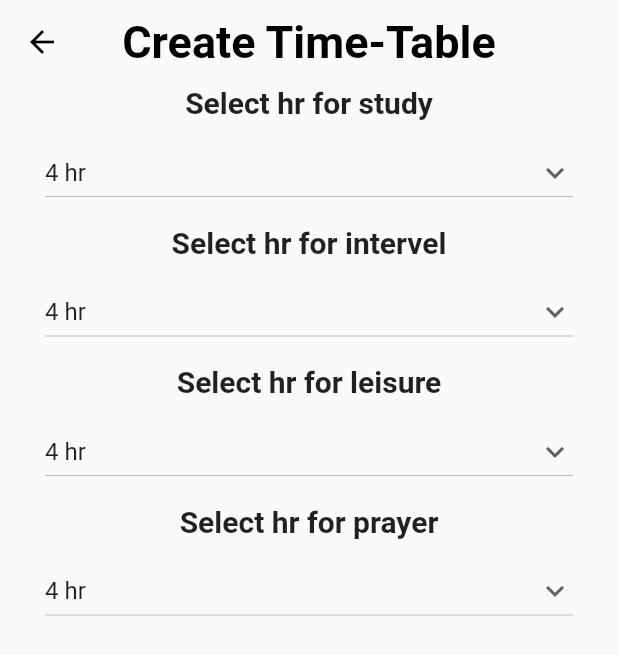
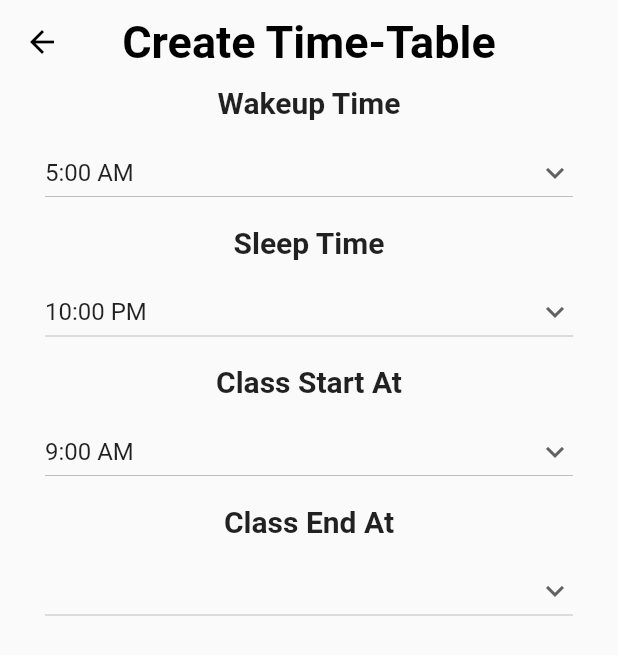
Before and after one commit to shadirvan/aira, a Flutter app: the timetable_screens screen opened directly, on a phone screen of 412 x 824 dp. Shown: the top 655 px of the screen. Run offline on Flutter 3.47's test engine with Material 2 defaults, Android fonts, the light colour scheme and no system bars; our stand-ins replace flutter_dotenv; network calls fail.

Commit message:
time table screen half setup

```diff
--- a/lib/screens/question_list.dart
+++ b/lib/screens/question_list.dart
@@ -28,7 +28,7 @@ class QuestionListScreen extends StatelessWidget {
       ),
       body: Center(
         child: ListView.builder(
-          padding: EdgeInsets.all(10),
+          padding: const EdgeInsets.all(10),
           itemCount: questions.length,
           itemBuilder: (context, index) {
             return ListTile(
--- a/lib/screens/time_table_screen.dart
+++ b/lib/screens/time_table_screen.dart
@@ -8,22 +8,70 @@ class timetable_screens extends StatefulWidget {
 }
 
 class _timetable_screensState extends State<timetable_screens> {
-  String dropdownvalue_study = '4 hr';
-  String dropdownvalue_intervel = '4 hr';
-  String dropdownvalue_lunch = '4 hr';
+  String wakeTime = '5:00 AM';
+  String sleepTime = '10:00 PM';
+  String classStartTime = '9:00 AM';
+  String classEndTime = '9:00 AM';
+
   String dropdownvalue_prayer = '4 hr';
-  var items = [
-    '4 hr',
-    '5 hr',
-    '6 hr',
-    '7 hr',
-    '8 hr',
+  var WakingTimes = [
+    '5:00 AM',
+    '5:30 AM',
+    '6:00 AM',
+    '6:30 AM',
+    '7:00 AM',
+    '7:30 AM',
+    '8:00 AM',
+    '8:30 AM',
+    '9:00 AM',
+  ];
+  var sleepingTimes = [
+    '8:00 PM',
+    '8:30 PM',
+    '9:00 PM',
+    '9:30 PM',
+    '10:00 PM',
+    '10:30 PM',
+    '11:00 PM',
+    '11:30 PM',
+    '12:00 PM',
+    '12:30 PM',
+    '1:00 PM',
+    '1:30 PM',
+    '2:00 PM',
+  ];
+
+  var classStartTimes = [
+    '7:00 AM',
+    '7:30 AM',
+    '8:00 AM',
+    '8:30 AM',
+    '9:00 AM',
+    '8:30 AM',
+    '10:00 AM',
+    '10:30 AM',
+    '11:00 AM',
+    '11:30 AM',
+  ];
+  var classEndTimes = [
+    '2:00 PM',
+    '2:30 PM',
+    '3:00 PM',
+    '3:30 PM',
+    '4:00 PM',
+    '4:30 PM',
+    '5:00 PM',
+    '5:30 PM',
+    '6:00 PM',
+    '6:30 PM',
+    '7:00 PM',
+    '7:30 PM',
   ];
 
   Widget build(BuildContext context) {
     return Scaffold(
       appBar: AppBar(
-        title: Text(
+        title: const Text(
           'Create Time-Table',
           style: TextStyle(
               fontSize: 30, fontWeight: FontWeight.bold, color: Colors.black),
@@ -45,10 +93,10 @@ class _timetable_screensState extends State<timetable_screens> {
         child: Column(
           crossAxisAlignment: CrossAxisAlignment.center,
           children: [
-            Padding(
-              padding: const EdgeInsets.symmetric(horizontal: 30, vertical: 1),
+            const Padding(
+              padding: EdgeInsets.symmetric(horizontal: 30, vertical: 1),
               child: Text(
-                'Select hr for study',
+                'Wakeup Time',
                 style: TextStyle(
                   fontWeight: FontWeight.bold,
                   fontSize: 20.0,
@@ -56,18 +104,18 @@ class _timetable_screensState extends State<timetable_screens> {
               ),
             ),
             Padding(
-              padding: EdgeInsets.symmetric(horizontal: 30, vertical: 10),
+              padding: const EdgeInsets.symmetric(horizontal: 30, vertical: 10),
               child: Center(
                 child: DropdownButton(
                   isExpanded: true,
                   // Initial Value
-                  value: dropdownvalue_study,
+                  value: wakeTime,
 
                   // Down Arrow Icon
                   icon: const Icon(Icons.keyboard_arrow_down),
 
                   // Array list of items
-                  items: items.map((String items) {
+                  items: WakingTimes.map((String items) {
                     return DropdownMenuItem(
                       value: items,
                       child: Text(items),
@@ -76,7 +124,7 @@ class _timetable_screensState extends State<timetable_screens> {
 
                   onChanged: (String? newValue) {
                     setState(() {
-                      dropdownvalue_study = newValue!;
+                      wakeTime = newValue!;
                     });
                   },
                 ),
@@ -85,7 +133,7 @@ class _timetable_screensState extends State<timetable_screens> {
             Padding(
               padding: const EdgeInsets.symmetric(horizontal: 30, vertical: 1),
               child: Text(
-                'Select hr for intervel',
+                'Sleep Time',
                 style: TextStyle(
                   fontWeight: FontWeight.bold,
                   fontSize: 20.0,
@@ -98,13 +146,13 @@ class _timetable_screensState extends State<timetable_screens> {
                 // Initial Value
                 isExpanded: true,
 
-                value: dropdownvalue_intervel,
+                value: sleepTime,
 
                 // Down Arrow Icon
                 icon: const Icon(Icons.keyboard_arrow_down),
 
                 // Array list of items
-                items: items.map((String items) {
+                items: sleepingTimes.map((String items) {
                   return DropdownMenuItem(
                     value: items,
                     child: Text(items),
@@ -113,7 +161,7 @@ class _timetable_screensState extends State<timetable_screens> {
 
                 onChanged: (String? newValue) {
                   setState(() {
-                    dropdownvalue_intervel = newValue!;
+                    sleepTime = newValue!;
                   });
                 },
               ),
@@ -121,7 +169,7 @@ class _timetable_screensState extends State<timetable_screens> {
             Padding(
               padding: const EdgeInsets.symmetric(horizontal: 30, vertical: 1),
               child: Text(
-                'Select hr for leisure',
+                'Class Start At',
                 style: TextStyle(
                   fontWeight: FontWeight.bold,
                   fontSize: 20.0,
@@ -133,13 +181,13 @@ class _timetable_screensState extends State<timetable_screens> {
               child: DropdownButton(
                 isExpanded: true,
                 // Initial Value
-                value: dropdownvalue_lunch,
+                value: classStartTime,
 
                 // Down Arrow Icon
                 icon: const Icon(Icons.keyboard_arrow_down),
 
                 // Array list of items
-                items: items.map((String items) {
+                items: classStartTimes.map((String items) {
                   return DropdownMenuItem(
                     value: items,
                     child: Text(items),
@@ -149,7 +197,7 @@ class _timetable_screensState extends State<timetable_screens> {
                 // change button value to selected value
                 onChanged: (String? newValue) {
                   setState(() {
-                    dropdownvalue_lunch = newValue!;
+                    classStartTime = newValue!;
                   });
                 },
               ),
@@ -157,7 +205,7 @@ class _timetable_screensState extends State<timetable_screens> {
             Padding(
               padding: const EdgeInsets.symmetric(horizontal: 30, vertical: 1),
               child: Text(
-                'Select hr for prayer',
+                'Class End At',
                 style: TextStyle(
                   fontWeight: FontWeight.bold,
                   fontSize: 20.0,
@@ -169,13 +217,13 @@ class _timetable_screensState extends State<timetable_screens> {
               child: DropdownButton(
                 isExpanded: true,
                 // Initial Value
-                value: dropdownvalue_prayer,
+                value: classEndTime,
 
                 // Down Arrow Icon
                 icon: const Icon(Icons.keyboard_arrow_down),
 
                 // Array list of items
-                items: items.map((String items) {
+                items: classEndTimes.map((String items) {
                   return DropdownMenuItem(
                     value: items,
                     child: Text(items),
@@ -185,7 +233,7 @@ class _timetable_screensState extends State<timetable_screens> {
                 // change button value to selected value
                 onChanged: (String? newValue) {
                   setState(() {
-                    dropdownvalue_prayer = newValue!;
+                    classEndTime = newValue!;
                   });
                 },
               ),
```
Also changed, not shown: lib/home_screen.dart (+15 -4 lines), lib/screens/grammer_screen.dart (added, +148 -0 lines).
